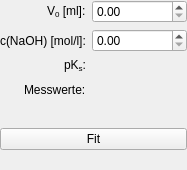
Above: inputform.ui from schaerfo/titrafit before the change. Below: the same form after it.
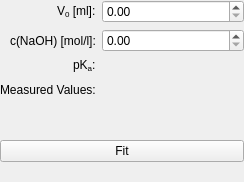
That is the form after the change. Custom widgets are drawn as their Qt base class.

Diff of the .ui file:
```diff
--- a/inputform.ui
+++ b/inputform.ui
@@ -22,8 +22,8 @@
    <rect>
     <x>0</x>
     <y>0</y>
-    <width>187</width>
-    <height>170</height>
+    <width>244</width>
+    <height>182</height>
    </rect>
   </property>
   <layout class="QFormLayout" name="formLayout">
@@ -69,14 +69,14 @@
    <item row="2" column="0">
     <widget class="QLabel" name="pKsLabel">
      <property name="text">
-      <string>pK&lt;sub&gt;s&lt;/sub&gt;:</string>
+      <string>&lt;html&gt;&lt;head/&gt;&lt;body&gt;&lt;p&gt;pK&lt;span style=&quot; vertical-align:sub;&quot;&gt;a&lt;/span&gt;:&lt;/p&gt;&lt;/body&gt;&lt;/html&gt;</string>
      </property>
     </widget>
    </item>
    <item row="3" column="0">
     <widget class="QLabel" name="valueLabel">
      <property name="text">
-      <string>Messwerte:</string>
+      <string>Measured Values:</string>
      </property>
     </widget>
    </item>
```
